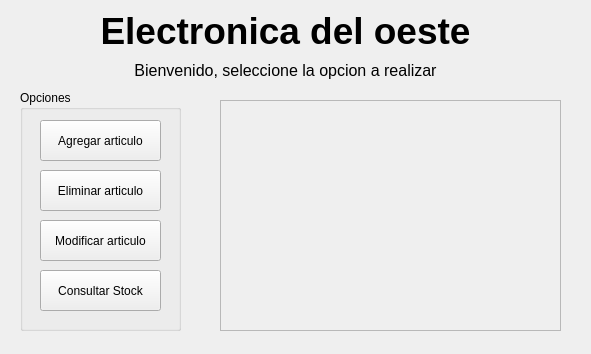
First picture: the form in app_stock_qdesigner/app_stock.ui, repository nvargas24/Sistema_medicion_de_rodamientos-SMR, before the edit.
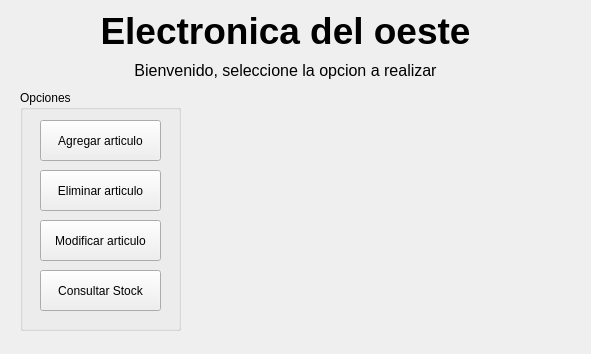
Second picture: the form after the edit.

Diff of the .ui file:
```diff
--- a/app_stock_qdesigner/app_stock.ui
+++ b/app_stock_qdesigner/app_stock.ui
@@ -140,6 +140,9 @@
     </layout>
    </widget>
    <widget class="QFrame" name="frame">
+    <property name="enabled">
+     <bool>true</bool>
+    </property>
     <property name="geometry">
      <rect>
       <x>220</x>
@@ -149,11 +152,14 @@
      </rect>
     </property>
     <property name="frameShape">
-     <enum>QFrame::StyledPanel</enum>
+     <enum>QFrame::NoFrame</enum>
     </property>
     <property name="frameShadow">
      <enum>QFrame::Raised</enum>
     </property>
+    <property name="lineWidth">
+     <number>1</number>
+    </property>
     <widget class="QWidget" name="verticalLayoutWidget">
      <property name="geometry">
       <rect>
```
